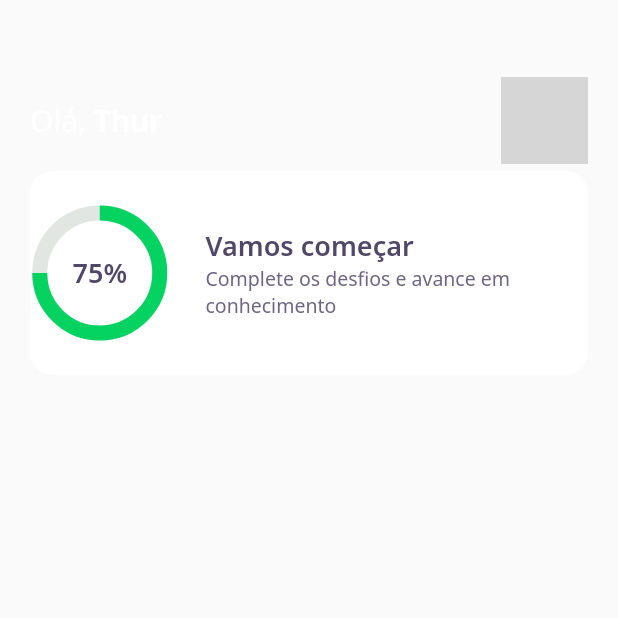
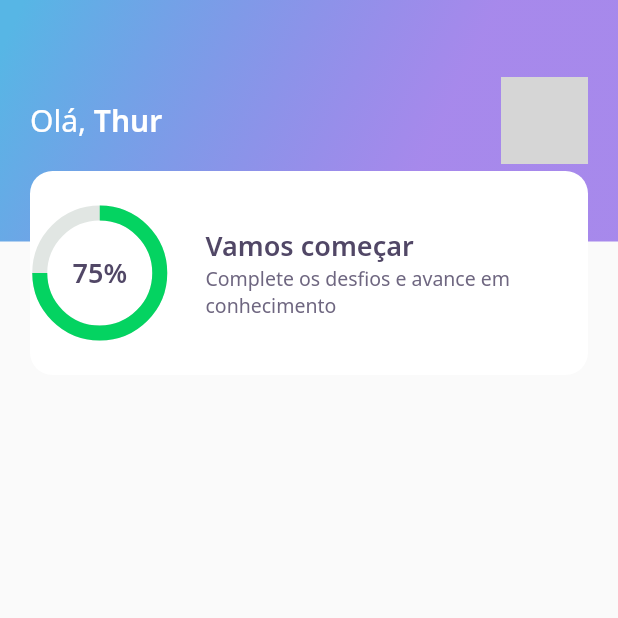
Before and after one commit to Arthurferrera/devquiz, a Flutter app: the screen it shows after launch, on a phone screen of 412 x 824 dp, the top half of it. Run offline on Flutter 3.47's test engine with Material 2 defaults, Android fonts, the phone set to English and light mode, and no system bars; our stand-ins replace google_fonts; network calls fail; grey boxes are pictures that could not be loaded.

Commit message:
ajuste appbar

```diff
--- a/lib/home/widgets/appbar/app_bar_widget.dart
+++ b/lib/home/widgets/appbar/app_bar_widget.dart
@@ -14,6 +14,7 @@ class AppBarWidget extends PreferredSize {
               children: [
                 Container(
                   height: 161,
+                  decoration: BoxDecoration(gradient: AppGradients.linear),
                   padding: const EdgeInsets.symmetric(horizontal: 20),
                   width: double.maxFinite,
                   child: Row(
```
